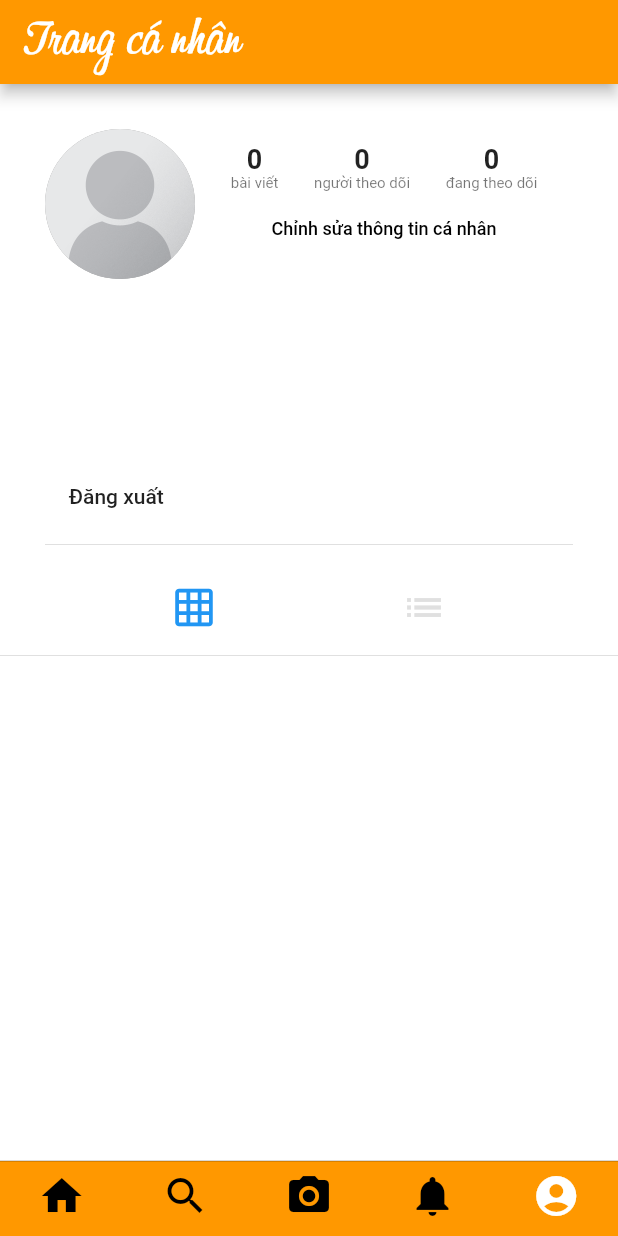
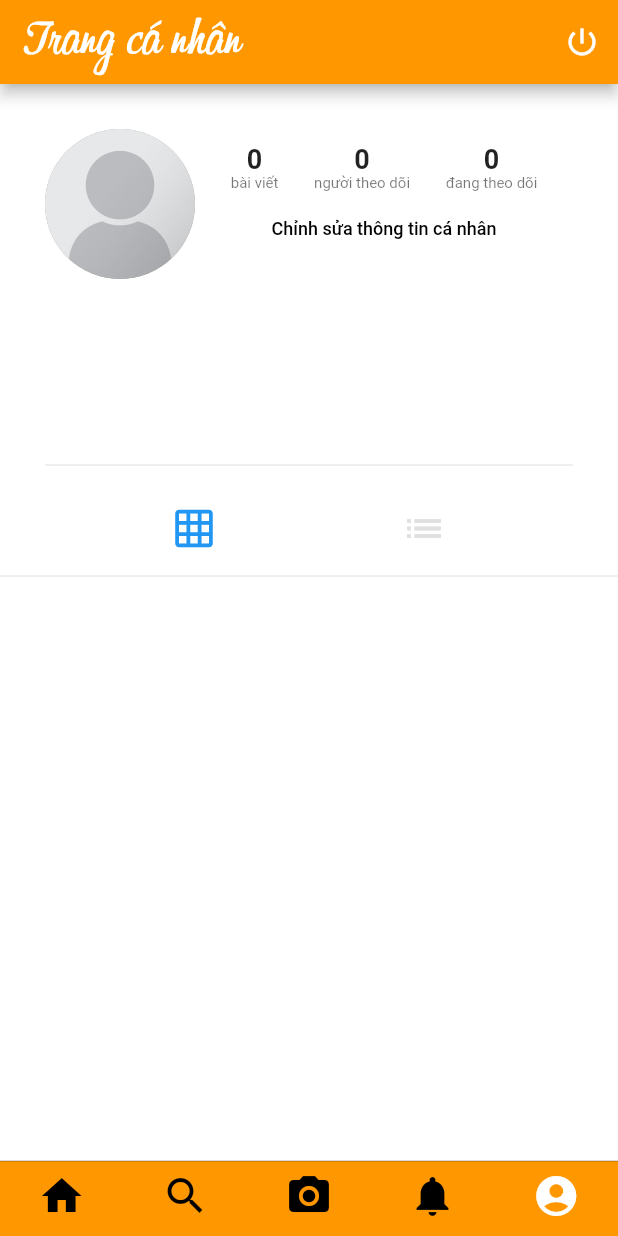
Before and after one commit to hqutrung/BeF, a Flutter app: the screen it shows once a user with an empty profile is signed in, swiped to page 5, on a phone screen of 412 x 824 dp. Run offline on Flutter 3.47's test engine with Material 2 defaults, Android fonts, the phone set to English and light mode, and no system bars; our stand-ins replace cached_network_image, cloud_firestore, firebase_auth, firebase_storage, flutter_image_compress, image_picker; missing offline and left inert: animator; accounts and stored records are empty.

Commit message:
đăng xuất

```diff
--- a/lib/screens/profile_screen.dart
+++ b/lib/screens/profile_screen.dart
@@ -240,13 +240,6 @@ class _ProfileScreenState extends State<ProfileScreen> {
                   style: TextStyle(fontSize: 15.0),
                 ),
               ),
-              SizedBox(height: 5.0),
-              FlatButton(
-                child: Text('Đăng xuất'),
-                onPressed: (){
-                  AuthService.logout();
-                },
-              ),
               Divider(),
             ],
           ),
@@ -282,7 +275,8 @@ class _ProfileScreenState extends State<ProfileScreen> {
       ],
     );
   }
-   _buildTilePost(Post post) {
+
+  _buildTilePost(Post post) {
     return GridTile(
       child: Image(
         image: CachedNetworkImageProvider(post.imageUrl),
@@ -340,7 +334,10 @@ class _ProfileScreenState extends State<ProfileScreen> {
         ),
         actions: <Widget>[
           IconButton(
-            icon: Icon(Icons.exit_to_app),
+            icon: Icon(
+              Icons.power_settings_new,
+              color: Colors.white,
+            ),
             onPressed: AuthService.logout,
           ),
         ],
--- a/lib/screens/search_screen.dart
+++ b/lib/screens/search_screen.dart
@@ -65,6 +65,7 @@ class _SearchScreenState extends State<SearchScreen> {
               borderSide: BorderSide(color: Colors.white),
               borderRadius: BorderRadius.circular(12),
             ),
+            prefixIcon: Icon(Icons.search),
             hintText: 'Tìm kiếm...',
             suffixIcon: IconButton(
               icon: Icon(
@@ -86,7 +87,7 @@ class _SearchScreenState extends State<SearchScreen> {
       ),
       body: _users == null
           ? Center(
-              child: Text('Search for a user'),
+              child: Text('Tìm kiếm người dùng'),
             )
           : FutureBuilder(
               future: _users,
--- a/lib/services/database_service.dart
+++ b/lib/services/database_service.dart
@@ -14,7 +14,7 @@ class DatabaseService {
 
   static Future<QuerySnapshot> searchUsers(String name) {
     Future<QuerySnapshot> users =
-        usersRef.where('name', isGreaterThanOrEqualTo: name).getDocuments();
+        usersRef.where('name', isLessThanOrEqualTo: name).getDocuments();
     return users;
   }
 
```
Also changed, not shown: 2 other files.
